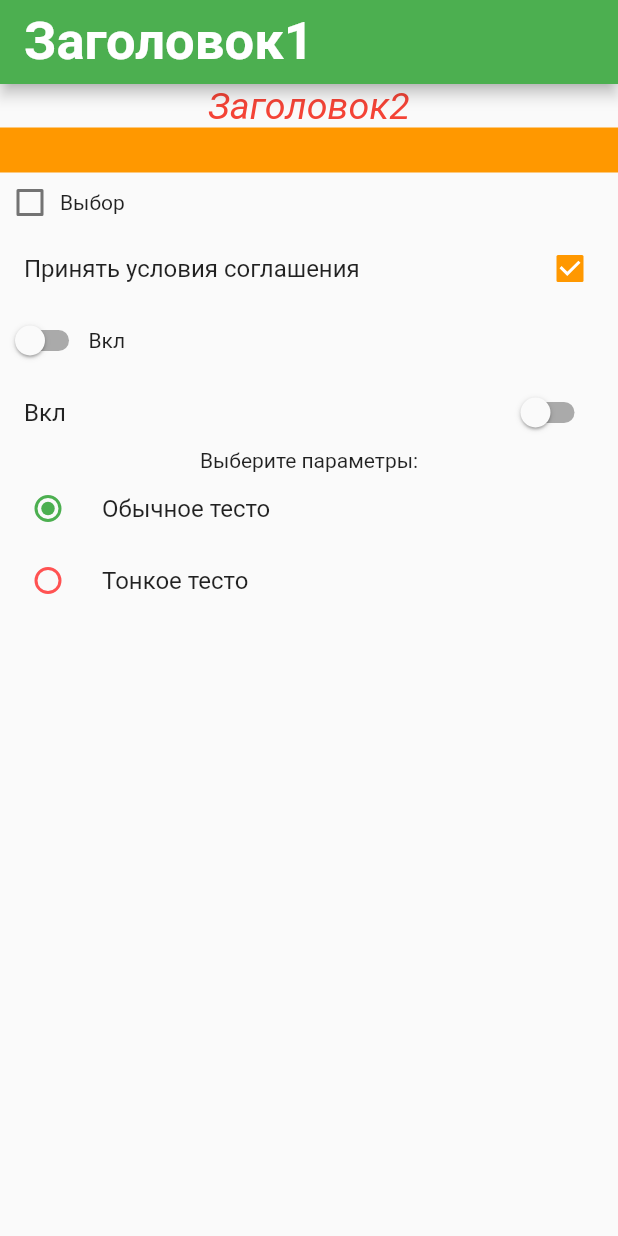
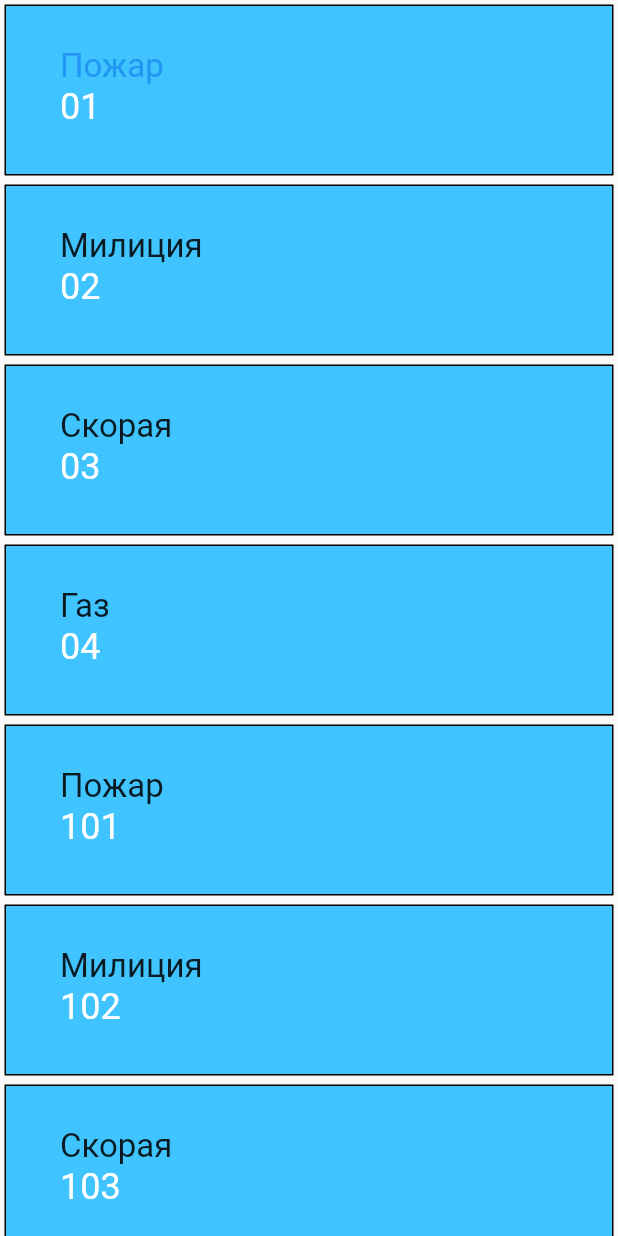
Before and after one commit to dubitskiy/switches_demo, a Flutter app: the screen it shows after launch, on a phone screen of 412 x 824 dp. Run offline on Flutter 3.47's test engine with Material 2 defaults, Android fonts, the phone set to English and light mode, and no system bars; Roboto replaces fonts that are missing (Georgia).

Commit message:
В проект добавлено отображение данных в виде списка

```diff
--- a/lib/main.dart
+++ b/lib/main.dart
@@ -2,6 +2,8 @@ import 'package:flutter/material.dart';
 import 'package:switches_demo/bottom_bar1.dart';
 import 'package:switches_demo/switches_demo.dart';
 import 'package:switches_demo/theme_demo_screen.dart';
+import 'package:switches_demo/user_list.dart';
+import 'listview_screen.dart';
 import 'text_demo_screen.dart';
 import 'navigation_drawer_screen.dart';
 import 'app_bar_screen.dart';
@@ -11,10 +13,11 @@ import 'bottom_bar.dart';
 import 'text_demo_screen.dart';
 void main() {
   //runApp(const TextDemoScreen());
- runApp(const SwitchesDemoScreen());
+// runApp(const ListViewScreen());
 // runApp(const ThemeDemoApp());
   //runApp(const NavigationDemo());
  // runApp(const NavigationDrawerScreen());
  // runApp(const MyApp1());
   //runApp(const BottomBar());
+ runApp(const UserList());
 }
--- /dev/null
+++ b/lib/user_list.dart
@@ -0,0 +1,87 @@
+import 'package:flutter/material.dart';
+class UserList extends StatelessWidget {
+  const UserList({Key? key}) : super(key: key);
+
+  @override
+  Widget build(BuildContext context) {
+    return const MaterialApp(
+      home: Scaffold(
+        body: MyListItem_(),
+      ),
+    );
+  }
+}
+
+//import 'listview_screen.dart';
+class User {
+  String name;
+  String phone;
+  User(this.name, this.phone);
+}
+//for  (int i = 1; i<21; i++) {}
+
+final List <User> users = <User> [
+  User("Пожар",'01'),
+  User("Милиция",'02'),
+  User("Скорая",'03'),
+  User("Газ",'04'),
+  User("Пожар",'101'),
+  User("Милиция",'102'),
+  User("Скорая",'103'),
+  User("Газ",'104'),
+  User("Справка",'122'),
+  User("СОС",'112'),
+  User("Прививка",'212'),
+  User("ЖКХ",'004'),
+];
+
+//void main() {}
+  Widget build(BuildContext context) {
+    return const MaterialApp(
+      home: Scaffold(
+        body: MyListItem_(),
+      ),
+    );
+  }
+
+  class MyListItem_ extends StatefulWidget {
+  const MyListItem_({Key? key}) : super(key: key);
+
+  @override
+  _MyListItem_State createState() => _MyListItem_State();
+  }
+
+  class _MyListItem_State extends State<MyListItem_> {
+    int _selectedIndex = 0;
+
+    @override
+    Widget build(BuildContext context) {
+
+      return ListView.builder(
+        scrollDirection: Axis.vertical,
+        //padding: const EdgeInsets.all(8),
+        itemCount: 12,
+        itemBuilder: (BuildContext context, int index) {
+          return Container(
+            padding: EdgeInsets.all(20),
+            margin: EdgeInsets.all(3),
+            decoration:
+            BoxDecoration(color: Colors.lightBlueAccent, border: Border.all()),
+
+
+            child: ListTile(
+
+              title: Text(users[index].name, style: const TextStyle (fontSize: 22),),
+              subtitle: Text(users[index].phone, style: const TextStyle (fontSize: 24, color: Colors.white),) ,
+              selected: index == _selectedIndex,
+              onTap: () {
+                setState(() {
+                  _selectedIndex = index;
+                });
+              },
+            ),
+          );
+        },
+      );
+    }
+  }
```
Also changed, not shown: lib/listview_screen.dart (added, +140 -0 lines).
